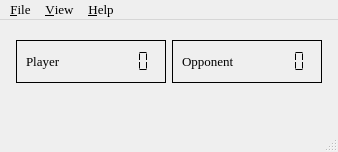
The window that ui.d/maxit.ui (nurfalie/maxit) describes before a commit, drawn with Qt 5.
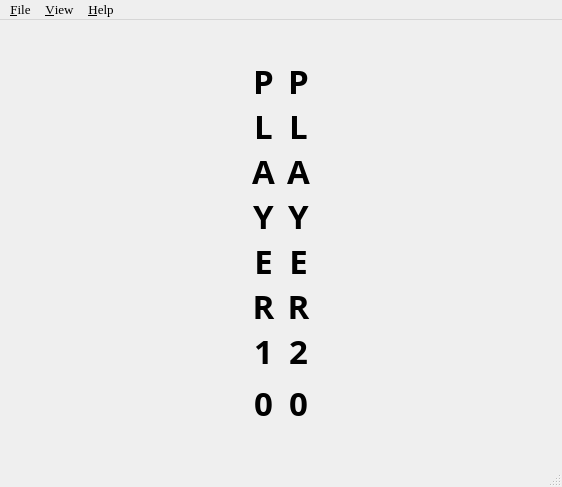
The same window after the commit.

Commit message: Moved the scores. User C++-like casting.

What changed in the file:
```diff
--- a/ui.d/maxit.ui
+++ b/ui.d/maxit.ui
@@ -5,8 +5,8 @@
    <rect>
     <x>0</x>
     <y>0</y>
-    <width>338</width>
-    <height>152</height>
+    <width>562</width>
+    <height>487</height>
    </rect>
   </property>
   <property name="font" >
@@ -49,98 +49,78 @@
        </spacer>
       </item>
       <item>
-       <widget class="QFrame" name="frame" >
-        <property name="minimumSize" >
-         <size>
-          <width>150</width>
-          <height>0</height>
-         </size>
-        </property>
-        <property name="frameShape" >
-         <enum>QFrame::Box</enum>
-        </property>
         <layout class="QHBoxLayout" >
          <item>
-          <widget class="QLabel" name="label" >
-           <property name="text" >
-            <string>Player</string>
-           </property>
-          </widget>
-         </item>
+         <layout class="QVBoxLayout" >
          <item>
-          <widget class="QLCDNumber" name="playerscore" >
-           <property name="frameShape" >
-            <enum>QFrame::NoFrame</enum>
-           </property>
-           <property name="segmentStyle" >
-            <enum>QLCDNumber::Flat</enum>
-           </property>
-          </widget>
-         </item>
-        </layout>
-       </widget>
-      </item>
-      <item>
-       <widget class="QFrame" name="frame_2" >
-        <property name="minimumSize" >
+           <spacer>
+            <property name="orientation" >
+             <enum>Qt::Vertical</enum>
+            </property>
+            <property name="sizeHint" >
          <size>
-          <width>150</width>
-          <height>0</height>
-         </size>
-        </property>
-        <property name="frameShape" >
-         <enum>QFrame::Box</enum>
-        </property>
-        <layout class="QHBoxLayout" >
+              <width>20</width>
+              <height>40</height>
+             </size>
+            </property>
+           </spacer>
+          </item>
          <item>
-          <widget class="QLabel" name="label_2" >
+           <widget class="QLabel" name="label_3" >
+            <property name="font" >
+             <font>
+              <family>Courier 10 Pitch</family>
+              <pointsize>25</pointsize>
+              <weight>75</weight>
+              <bold>true</bold>
+             </font>
+            </property>
            <property name="text" >
-            <string>Opponent</string>
-           </property>
+             <string>P
+L
+A
+Y
+E
+R
+1</string>
+            </property>
+            <property name="alignment" >
+             <set>Qt::AlignCenter</set>
+            </property>
           </widget>
          </item>
          <item>
-          <widget class="QLCDNumber" name="opponentscore" >
-           <property name="frameShape" >
-            <enum>QFrame::NoFrame</enum>
-           </property>
-           <property name="segmentStyle" >
-            <enum>QLCDNumber::Flat</enum>
-           </property>
-          </widget>
-         </item>
-        </layout>
-       </widget>
-      </item>
+           <widget class="QLabel" name="playerscore" >
+            <property name="font" >
+             <font>
+              <family>Courier 10 Pitch</family>
+              <pointsize>25</pointsize>
+              <weight>75</weight>
+              <bold>true</bold>
+             </font>
+            </property>
+            <property name="text" >
+             <string>0</string>
+            </property>
+            <property name="alignment" >
+             <set>Qt::AlignCenter</set>
+            </property>
+           </widget>
+          </item>
       <item>
        <spacer>
         <property name="orientation" >
-         <enum>Qt::Horizontal</enum>
+             <enum>Qt::Vertical</enum>
         </property>
         <property name="sizeHint" >
          <size>
-          <width>40</width>
-          <height>20</height>
+              <width>20</width>
+              <height>40</height>
          </size>
         </property>
        </spacer>
       </item>
      </layout>
-    </item>
-    <item>
-     <layout class="QHBoxLayout" >
-      <item>
-       <spacer>
-        <property name="orientation" >
-         <enum>Qt::Horizontal</enum>
-        </property>
-        <property name="sizeHint" >
-         <size>
-          <width>40</width>
-          <height>20</height>
-         </size>
-        </property>
-       </spacer>
       </item>
       <item>
        <widget class="QFrame" name="boardframe" >
@@ -150,10 +130,81 @@
           <pointsize>10</pointsize>
          </font>
         </property>
-        <property name="frameShape" >
-         <enum>QFrame::Box</enum>
-        </property>
-       </widget>
+         </widget>
+        </item>
+        <item>
+         <layout class="QVBoxLayout" >
+          <item>
+           <spacer>
+            <property name="orientation" >
+             <enum>Qt::Vertical</enum>
+            </property>
+            <property name="sizeHint" >
+             <size>
+              <width>20</width>
+              <height>40</height>
+             </size>
+            </property>
+           </spacer>
+          </item>
+          <item>
+           <widget class="QLabel" name="label_2" >
+            <property name="font" >
+             <font>
+              <family>Courier 10 Pitch</family>
+              <pointsize>25</pointsize>
+              <weight>75</weight>
+              <bold>true</bold>
+             </font>
+            </property>
+            <property name="text" >
+             <string>P
+L
+A
+Y
+E
+R
+2</string>
+            </property>
+            <property name="alignment" >
+             <set>Qt::AlignCenter</set>
+            </property>
+           </widget>
+          </item>
+          <item>
+           <widget class="QLabel" name="opponentscore" >
+            <property name="font" >
+             <font>
+              <family>Courier 10 Pitch</family>
+              <pointsize>25</pointsize>
+              <weight>75</weight>
+              <bold>true</bold>
+             </font>
+            </property>
+            <property name="text" >
+             <string>0</string>
+            </property>
+            <property name="alignment" >
+             <set>Qt::AlignCenter</set>
+            </property>
+           </widget>
+          </item>
+          <item>
+           <spacer>
+            <property name="orientation" >
+             <enum>Qt::Vertical</enum>
+            </property>
+            <property name="sizeHint" >
+             <size>
+              <width>20</width>
+              <height>40</height>
+             </size>
+            </property>
+           </spacer>
+          </item>
+         </layout>
+        </item>
+       </layout>
       </item>
       <item>
        <spacer>
@@ -190,7 +241,7 @@
     <rect>
      <x>0</x>
      <y>0</y>
-     <width>338</width>
+     <width>562</width>
      <height>28</height>
     </rect>
    </property>
```
Lines whose indentation alone changed are shown as unchanged. The commit also changes 2 other files.
